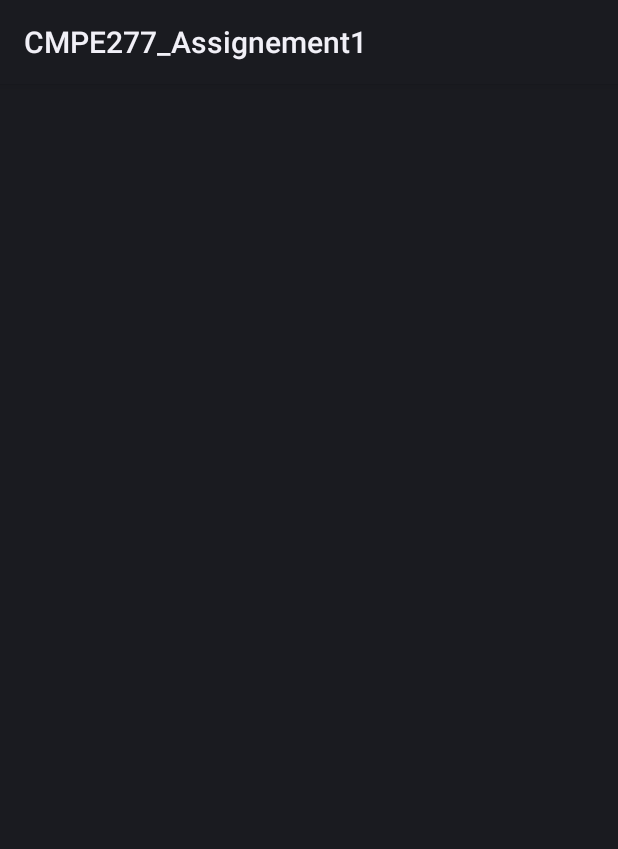
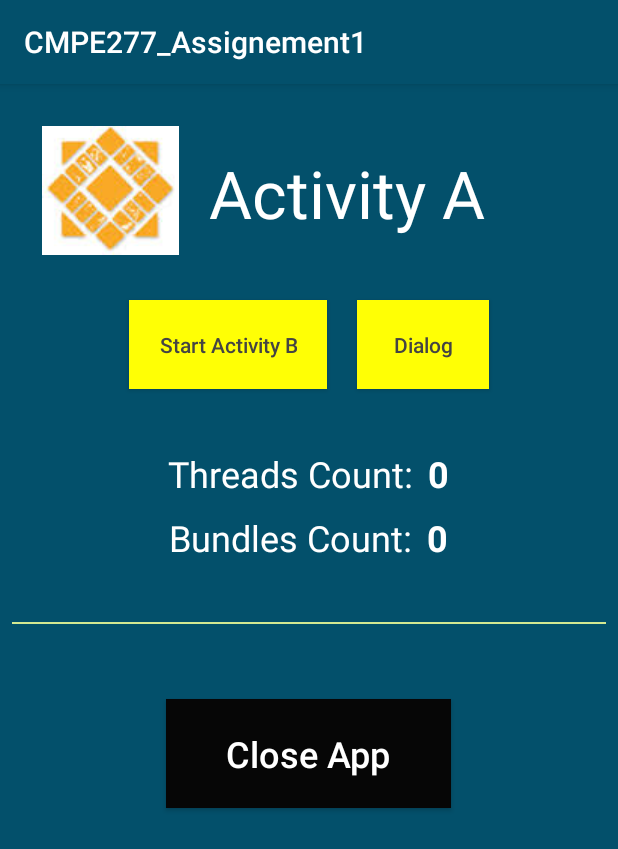
Before and after one commit to lelea2/CMPE277, an Android app: the screen it shows after launch (ActivityA), on a phone screen of 412 x 824 dp. Shown: the top 849 px of the screen. Run offline under Robolectric (Android 15) with nearby library versions, the phone set to English and light mode, and no system bars.

Commit message:
Fixing layout

```diff
--- a/Assignment1/app/build.gradle
+++ b/Assignment1/app/build.gradle
@@ -6,7 +6,7 @@ android {
 
     defaultConfig {
         applicationId "com.example.kdao.assignment1"
-        minSdkVersion 22
+        minSdkVersion 15
         targetSdkVersion 23
         versionCode 1
         versionName "1.0"
--- a/Assignment1/app/src/main/AndroidManifest.xml
+++ b/Assignment1/app/src/main/AndroidManifest.xml
@@ -6,6 +6,9 @@
 
     <uses-sdk android:minSdkVersion="7" android:targetSdkVersion="15" />
     <application android:label="@string/app_name"
+        android:allowBackup="true"
+        android:supportsRtl="true"
+        android:theme="@style/AppTheme"
         android:icon="@drawable/ic_launcher">
 
         <activity android:name=".ActivityA"
--- a/Assignment1/app/src/main/res/layout/activity_a.xml
+++ b/Assignment1/app/src/main/res/layout/activity_a.xml
@@ -1,10 +1,12 @@
 <?xml version="1.0" encoding="utf-8"?>
 <LinearLayout xmlns:android="http://schemas.android.com/apk/res/android"
+    xmlns:tools="http://schemas.android.com/tools"
     android:orientation="vertical"
     android:layout_width="match_parent"
     android:layout_height="match_parent"
     android:background="@color/dark_blue"
     android:padding="8dip"
+    tools:context="com.example.kdao.assignment1.ActivityA"
     >
 
     <RelativeLayout xmlns:android="http://schemas.android.com/apk/res/android"
@@ -112,6 +114,7 @@
             android:textSize="@dimen/font_medium"/>
     </RelativeLayout>
     <View
+        android:id="@+id/horizonal_line"
         android:layout_width="fill_parent"
         android:layout_height="1dip"
         android:background="@color/light_green"
@@ -119,13 +122,18 @@
     <Button
         android:id="@+id/btn_close_app"
         android:layout_height="wrap_content"
-        android:layout_width="200dp"
-        android:layout_marginTop="100dp"
+        android:layout_width="wrap_content"
+        android:layout_marginTop="50dp"
         android:text="@string/btn_close_app"
+        android:textSize="@dimen/font_medium"
         android:textAllCaps="false"
+        android:layout_above="@id/horizonal_line"
         android:layout_gravity="center_vertical|center_horizontal"
         android:background="@color/light_black"
-        android:padding="20dp"
+        android:paddingLeft="40dp"
+        android:paddingRight="40dp"
+        android:paddingTop="20dp"
+        android:paddingBottom="20dp"
         android:textColor="@color/white"
         android:onClick="closeApp"
         />
--- a/Assignment1/app/src/main/res/layout/activity_b.xml
+++ b/Assignment1/app/src/main/res/layout/activity_b.xml
@@ -1,10 +1,12 @@
 <?xml version="1.0" encoding="utf-8"?>
 <LinearLayout xmlns:android="http://schemas.android.com/apk/res/android"
+    xmlns:tools="http://schemas.android.com/tools"
     android:orientation="vertical"
     android:layout_width="match_parent"
     android:layout_height="match_parent"
     android:background="@color/dark_blue"
     android:padding="8dip"
+    tools:context="com.example.kdao.assignment1.ActivityB"
     >
 
     <RelativeLayout xmlns:android="http://schemas.android.com/apk/res/android"
--- a/Assignment1/app/src/main/res/menu/menu_main.xml
+++ /dev/null
@@ -1,10 +0,0 @@
-<menu xmlns:android="http://schemas.android.com/apk/res/android"
-    xmlns:app="http://schemas.android.com/apk/res-auto"
-    xmlns:tools="http://schemas.android.com/tools"
-    tools:context=".ActivityA">
-    <item
-        android:id="@+id/action_settings"
-        android:orderInCategory="100"
-        android:title="@string/action_settings"
-        app:showAsAction="never" />
-</menu>
--- a/Assignment1/app/src/main/res/values/colors.xml
+++ b/Assignment1/app/src/main/res/values/colors.xml
@@ -1,5 +1,7 @@
 <?xml version="1.0" encoding="utf-8"?>
 <resources>
+    <color name="colorPrimary">#03506B</color>
+    <color name="colorPrimaryDark">#060606</color>
     <color name="white">#fff</color>
     <color name="black">#444</color>
 
```
Also changed, not shown: Assignment1/app/src/main/java/com/example/kdao/assignment1/ActivityA.java (+1 -23 lines), Assignment1/app/src/main/java/com/example/kdao/assignment1/ActivityB.java (+9 -11 lines), Assignment1/app/src/main/res/drawable/ic_launcher.jpg (added).
